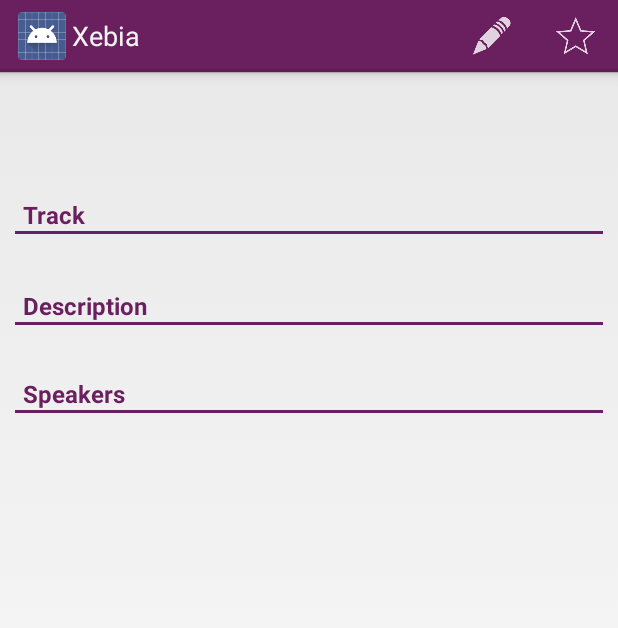
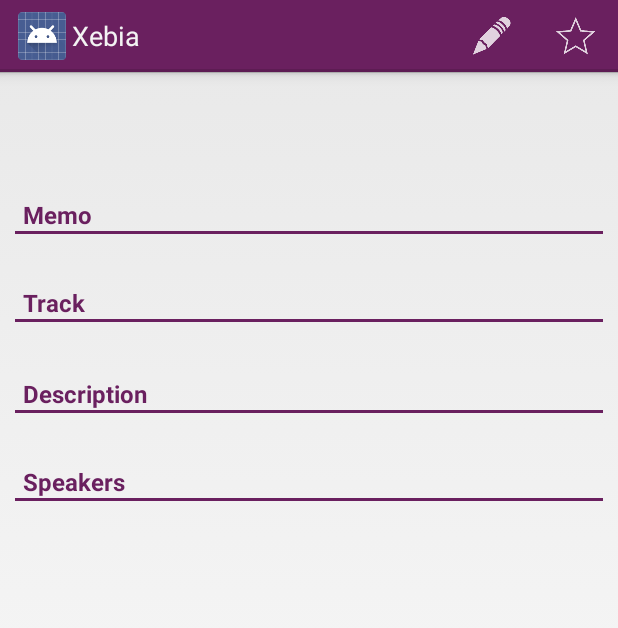
Before and after one commit to waffle-iron/conference-companion, an Android app: the fragment TalkFragment shown on its own in the app's theme, on a phone screen of 412 x 824 dp. Shown: the top 628 px of the screen. Run offline under Robolectric (Android 15) with nearby library versions, the phone set to English and light mode, and no system bars; our stand-ins replace ButterKnife; libraries missing offline, so code that uses them is left out: com.commonsware.cwac, se.emilsjolander.sprinkles; 5 statements that could not run were skipped.

Commit message:
Add memo; handle save

```diff
--- a/conference-companion-app/src/main/AndroidManifest.xml
+++ b/conference-companion-app/src/main/AndroidManifest.xml
@@ -60,7 +60,7 @@
                     android:value=".ui.HomeActivity"/>
         </activity>
 
-        <activity android:name=".ui.note.NoteActivity"
+        <activity android:name=".ui.note.MemoActivity"
                   android:parentActivityName=".ui.talk.TalkActivity">
             <meta-data
                     android:name="android.support.PARENT_ACTIVITY"
--- a/conference-companion-app/src/main/java/fr/xebia/conference/companion/core/db/DbSchema.java
+++ b/conference-companion-app/src/main/java/fr/xebia/conference/companion/core/db/DbSchema.java
@@ -29,6 +29,7 @@ public class DbSchema {
             "  devoxxian_note INTEGER,\n" +
             "  favorite       INTEGER,\n" +
             "  color          INTEGER,\n" +
+            "  memo           TEXT,\n" +
             "  conferenceId   INTEGER,\n" +
             "  PRIMARY KEY (_id, conferenceId)\n" +
             ");";
--- a/conference-companion-app/src/main/java/fr/xebia/conference/companion/ui/talk/TalkFragment.java
+++ b/conference-companion-app/src/main/java/fr/xebia/conference/companion/ui/talk/TalkFragment.java
@@ -17,11 +17,12 @@ import butterknife.ButterKnife;
 import butterknife.InjectView;
 import com.commonsware.cwac.anddown.AndDown;
 import fr.xebia.conference.companion.R;
+import fr.xebia.conference.companion.bus.MemoSavedEvent;
 import fr.xebia.conference.companion.core.misc.Preferences;
 import fr.xebia.conference.companion.model.Speaker;
 import fr.xebia.conference.companion.model.Talk;
 import fr.xebia.conference.companion.model.Vote;
-import fr.xebia.conference.companion.ui.note.NoteActivity;
+import fr.xebia.conference.companion.ui.note.MemoActivity;
 import fr.xebia.conference.companion.ui.speaker.SpeakerDetailsActivity;
 import fr.xebia.conference.companion.ui.speaker.SpeakerItemView;
 import fr.xebia.conference.companion.ui.widget.UnderlinedTextView;
@@ -29,6 +30,9 @@ import icepick.Icepick;
 import icepick.Icicle;
 import se.emilsjolander.sprinkles.*;
 
+import static android.view.View.GONE;
+import static android.view.View.VISIBLE;
+import static fr.xebia.conference.companion.core.KouignAmanApplication.BUS;
 import static fr.xebia.conference.companion.ui.talk.TalkActivity.EXTRA_TALK_TITLE;
 
 public class TalkFragment extends Fragment implements OneQuery.ResultHandler<Talk>, ManyQuery.ResultHandler<Speaker> {
@@ -39,6 +43,8 @@ public class TalkFragment extends Fragment implements OneQuery.ResultHandler<Tal
     @InjectView(R.id.informations) TextView mInformations;
     @InjectView(R.id.summary) UnderlinedTextView mSummary;
     @InjectView(R.id.summary_content) TextView mSummaryContent;
+    @InjectView(R.id.track_memo_title) UnderlinedTextView mMemo;
+    @InjectView(R.id.track_memo_value) TextView mMemoContent;
     @InjectView(R.id.speakers) UnderlinedTextView mSpeakers;
     @InjectView(R.id.speakers_container) ViewGroup mSpeakersContainer;
     @InjectView(R.id.talk_note) RatingBar mTalkNote;
@@ -59,8 +65,20 @@ public class TalkFragment extends Fragment implements OneQuery.ResultHandler<Tal
     }
 
     @Override
+    public void onStart() {
+        super.onStart();
+        BUS.register(this);
+    }
+
+    @Override
     public View onCreateView(LayoutInflater inflater, ViewGroup container, Bundle savedInstanceState) {
         return inflater.inflate(R.layout.talk_fragment, container, false);
+    }
+
+    @Override
+    public void onStop() {
+        BUS.unregister(this);
+        super.onStop();
     }
 
     @Override
@@ -92,7 +110,7 @@ public class TalkFragment extends Fragment implements OneQuery.ResultHandler<Tal
                 return true;
             case R.id.action_note:
                 if (mTalk != null) {
-                    Intent intent = new Intent(getActivity(), NoteActivity.class);
+                    Intent intent = new Intent(getActivity(), MemoActivity.class);
                     intent.putExtra(EXTRA_TALK_ID, mTalk.getId());
                     intent.putExtra(EXTRA_TALK_TITLE, mTalk.getTitle());
                     startActivity(intent);
@@ -111,7 +129,7 @@ public class TalkFragment extends Fragment implements OneQuery.ResultHandler<Tal
         if (mEtraTalkId == null) {
             mEtraTalkId = getArguments().getString(EXTRA_TALK_ID);
         }
-        Query.one(Talk.class, "SELECT * FROM Talks WHERE _id=? AND conferenceId=?", mEtraTalkId, mConferenceId).getAsync(getLoaderManager(), this, null);
+        getTalk();
         Query.one(Vote.class, "SELECT * FROM Votes WHERE _id=? AND conferenceId=?", mEtraTalkId, mConferenceId).getAsync(getLoaderManager(), new OneQuery
                 .ResultHandler<Vote>() {
             @Override
@@ -121,14 +139,18 @@ public class TalkFragment extends Fragment implements OneQuery.ResultHandler<Tal
                 }
 
                 if (vote == null) {
-                    mTalkNote.setVisibility(View.GONE);
+                    mTalkNote.setVisibility(GONE);
                 } else {
-                    mTalkNote.setVisibility(View.VISIBLE);
+                    mTalkNote.setVisibility(VISIBLE);
                     mTalkNote.setRating(vote.getNote());
                 }
                 return false;
             }
         }, null);
+    }
+
+    private void getTalk() {
+        Query.one(Talk.class, "SELECT * FROM Talks WHERE _id=? AND conferenceId=?", mEtraTalkId, mConferenceId).getAsync(getLoaderManager(), this, null);
     }
 
     private void configureHeaders() {
@@ -142,6 +164,9 @@ public class TalkFragment extends Fragment implements OneQuery.ResultHandler<Tal
 
         mTrack.setUnderlineColor(color);
         mTrack.setUnderlineHeight(underlineHeight);
+
+        mMemo.setUnderlineColor(color);
+        mMemo.setUnderlineHeight(underlineHeight);
     }
 
     @Override
@@ -201,6 +226,7 @@ public class TalkFragment extends Fragment implements OneQuery.ResultHandler<Tal
         mTrackContent.setText(track);
         mTrackContent.setCompoundDrawablesWithIntrinsicBounds(trackDrawable, null, null, null);
 
+        bindMemo();
 
         Query.many(Speaker.class, "SELECT * FROM Speakers AS S JOIN Speaker_Talk ST ON S._id=ST.speakerId WHERE ST.talkId=? AND S.conferenceId=?",
                 talk.getId(), mConferenceId).getAsync(getLoaderManager(), this);
@@ -243,4 +269,23 @@ public class TalkFragment extends Fragment implements OneQuery.ResultHandler<Tal
             }
         }
     }
+
+    private void bindMemo() {
+        if (mTalk.getMemo() != null && mTalk.getMemo().trim().length() > 0) {
+            try {
+                mMemoContent.setText(Html.fromHtml(new AndDown().markdownToHtml(mTalk.getMemo())));
+            } catch (Exception e) {
+                mMemoContent.setText(mTalk.getMemo());
+            }
+            mMemo.setVisibility(VISIBLE);
+            mMemoContent.setVisibility(VISIBLE);
+        } else {
+            mMemo.setVisibility(GONE);
+            mMemoContent.setVisibility(GONE);
+        }
+    }
+
+    public void onEventMainThread(MemoSavedEvent event) {
+        getTalk();
+    }
 }
--- a/conference-companion-app/src/main/res/layout/talk_fragment.xml
+++ b/conference-companion-app/src/main/res/layout/talk_fragment.xml
@@ -51,6 +51,26 @@
         </LinearLayout>
 
         <fr.xebia.conference.companion.ui.widget.UnderlinedTextView
+                android:id="@+id/track_memo_title"
+                android:layout_width="match_parent"
+                android:layout_height="wrap_content"
+                android:layout_gravity="start"
+                android:textSize="16sp"
+                android:paddingLeft="5dp"
+                android:textStyle="bold"
+                android:textColor="@color/xebia_color"
+                android:layout_marginTop="10dp"
+                android:text="@string/memo"/>
+
+        <TextView
+                android:id="@+id/track_memo_value"
+                android:layout_width="match_parent"
+                android:layout_height="wrap_content"
+                android:layout_marginTop="5dp"
+                android:paddingLeft="5dp"
+                android:paddingRight="5dp"/>
+
+        <fr.xebia.conference.companion.ui.widget.UnderlinedTextView
                 android:id="@+id/track"
                 android:layout_width="match_parent"
                 android:layout_height="wrap_content"
@@ -72,7 +92,6 @@
                 android:paddingLeft="5dp"
                 android:paddingRight="5dp"
                 android:gravity="center_vertical"/>
-
 
         <fr.xebia.conference.companion.ui.widget.UnderlinedTextView
                 android:id="@+id/summary"
--- a/conference-companion-app/src/main/res/values/strings.xml
+++ b/conference-companion-app/src/main/res/values/strings.xml
@@ -6,4 +6,6 @@
     <string name="synchro_failed">La synchonisation des données a échoué</string>
     <string name="action_bar_note">Notes</string>
     <string name="action_note">Edit note</string>
+    <string name="memo_saved">Memo sauvegardé</string>
+    <string name="memo">Memo</string>
 </resources>
```
Also changed, not shown: conference-companion-app/src/main/java/fr/xebia/conference/companion/bus/MemoSavedEvent.java (added, +8 -0 lines), conference-companion-app/src/main/java/fr/xebia/conference/companion/model/Talk.java (+9 -0 lines), conference-companion-app/src/main/java/fr/xebia/conference/companion/ui/note/MemoActivity.java (added, +92 -0 lines), conference-companion-app/src/main/java/fr/xebia/conference/companion/ui/note/NoteActivity.java (deleted, +0 -51 lines), conference-companion-app/src/main/res/layout/note_fragment.xml (deleted, +0 -15 lines).
